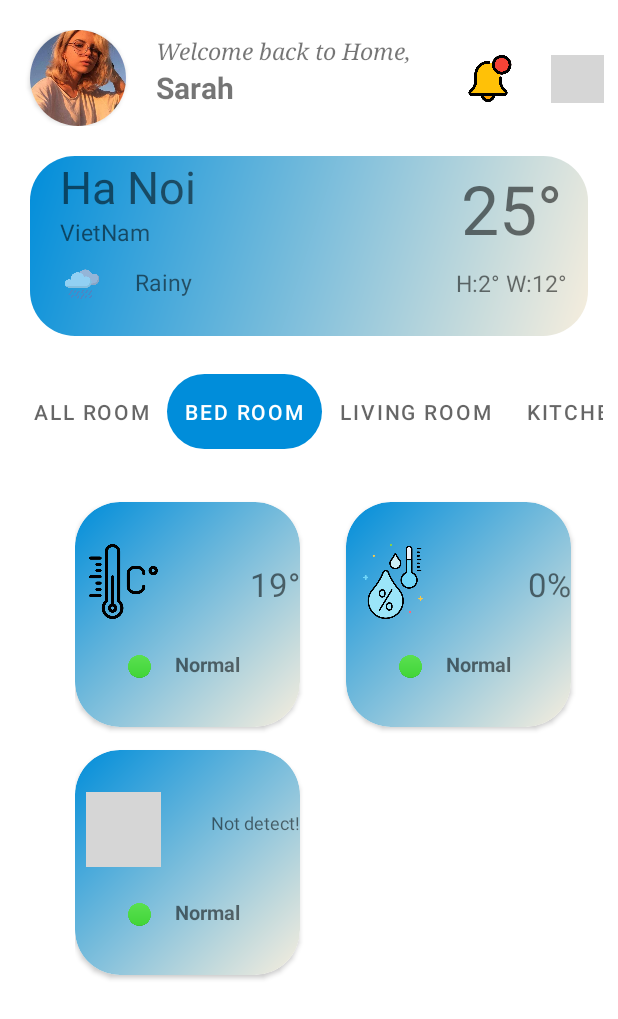
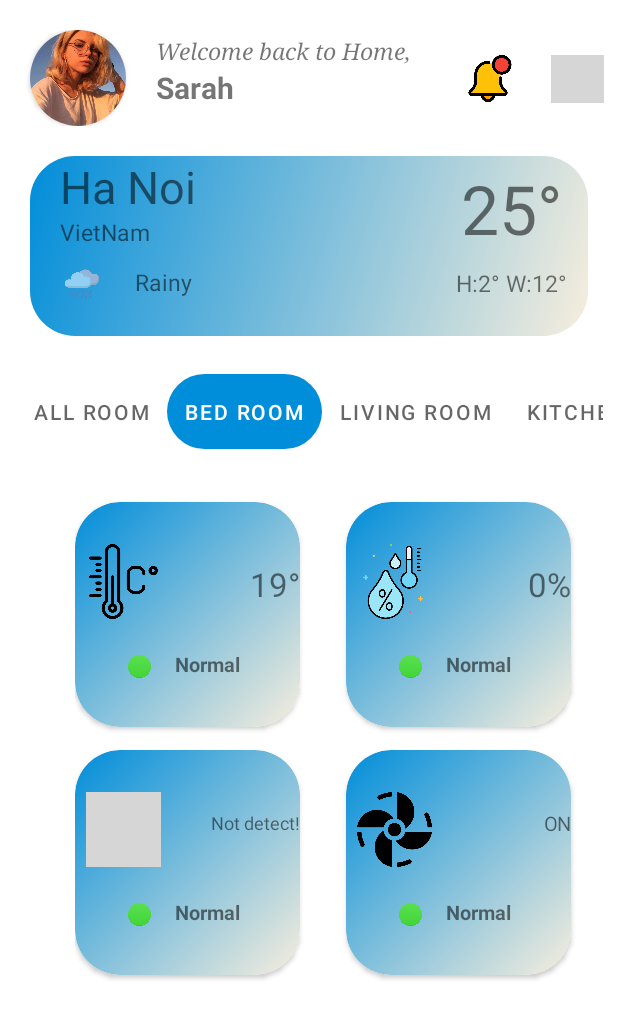
Before and after one commit to vuphucvan203/NCKH, an Android app: the screen it shows after launch (MainActivity), tab 2 chosen, on a phone screen of 412 x 824 dp. Shown: the top 1019 px of the screen. Run offline under Robolectric (Android 15) with nearby library versions, the phone set to English and light mode, and no system bars; our stand-ins replace Volley; network calls fail; grey boxes are pictures that could not be loaded.

Commit message:
re
rhymlele

```diff
--- a/app/src/main/java/com/example/nghiencuukhoahoc/Adapter/DeviceAdapter.java
+++ b/app/src/main/java/com/example/nghiencuukhoahoc/Adapter/DeviceAdapter.java
@@ -90,6 +90,27 @@ public class DeviceAdapter  extends RecyclerView.Adapter<DeviceAdapter.devicesVi
                 holder.img_status.setImageResource(R.drawable.normal);
                 holder.tv_status.setText("Normal");
             }
+        }else if(position == 3){ // Fan
+            holder.img_devices.setImageResource(R.drawable.fan);
+            if(rooms.getFan_state() == -1){
+                holder.tv_index.setVisibility(View.INVISIBLE);
+                holder.img_status.setImageResource(R.drawable.red_dot);
+                holder.tv_status.setText("Not available !");
+            }
+            else {
+                holder.tv_index.setTextSize(13);
+                holder.tv_index.setVisibility(View.VISIBLE);
+                if(rooms.getFan_state() == 0){
+                    holder.img_devices.clearAnimation();
+                    holder.tv_index.setText("OFF");
+                }
+                else{
+                    holder.img_devices.startAnimation(animationRotate);
+                    holder.tv_index.setText("ON");
+                }
+                holder.img_status.setImageResource(R.drawable.normal);
+                holder.tv_status.setText("Normal");
+            }
         }
     }
     @Override
@@ -97,7 +118,7 @@ public class DeviceAdapter  extends RecyclerView.Adapter<DeviceAdapter.devicesVi
         if(rooms == null){
             return 0;
         }
-        return 3;
+        return 4;
     }
 
     public class devicesViewHolder extends RecyclerView.ViewHolder
@@ -122,6 +143,8 @@ public class DeviceAdapter  extends RecyclerView.Adapter<DeviceAdapter.devicesVi
             Log.i("ChckOnClick", "onClick: "+ rooms.getName());
             if(getAdapterPosition() == 2) {
                 listener.onItemClick(getAdapterPosition(), rooms.getName(), rooms.getGas_state());
+            }if(getAdapterPosition() == 3){
+                listener.onItemClick(getAdapterPosition(), rooms.getName(), rooms.getFan_state());
             }
 
         }
--- a/app/src/main/java/com/example/nghiencuukhoahoc/Fragment/AllRoomFragment.java
+++ b/app/src/main/java/com/example/nghiencuukhoahoc/Fragment/AllRoomFragment.java
@@ -8,6 +8,7 @@ import android.view.MenuInflater;
 import android.view.MenuItem;
 import android.view.View;
 import android.view.ViewGroup;
+import android.widget.AdapterView;
 import android.widget.Toast;
 
 import androidx.annotation.NonNull;
@@ -72,12 +73,13 @@ public class AllRoomFragment extends Fragment  {
 
     @Override
     public boolean onContextItemSelected(@NonNull MenuItem item) {
+        AdapterView.AdapterContextMenuInfo info = (AdapterView.AdapterContextMenuInfo) item.getMenuInfo();
         if (item.getItemId() == R.id.action_edit)
         {
             Toast.makeText(getContext(), "Edit", Toast.LENGTH_SHORT).show();
             return  true;
         } else if (item.getItemId() == R.id.action_delete) {
-            Toast.makeText(getContext(), "Edit", Toast.LENGTH_SHORT).show();
+            Toast.makeText(getContext(), "Delete", Toast.LENGTH_SHORT).show();
             return  true;
         } else {
             return super.onContextItemSelected(item);
--- a/app/src/main/java/com/example/nghiencuukhoahoc/Fragment/KitchenFragment.java
+++ b/app/src/main/java/com/example/nghiencuukhoahoc/Fragment/KitchenFragment.java
@@ -18,6 +18,7 @@ import android.widget.Toast;
 
 import com.example.nghiencuukhoahoc.Adapter.DeviceAdapter;
 import com.example.nghiencuukhoahoc.Adapter.onItemClickListener;
+import com.example.nghiencuukhoahoc.Devices.FanActivity;
 import com.example.nghiencuukhoahoc.Devices.GasActivity;
 import com.example.nghiencuukhoahoc.Model.Rooms;
 import com.example.nghiencuukhoahoc.MyViewModel.RoomsViewModel;
@@ -82,6 +83,10 @@ public class KitchenFragment extends Fragment implements onItemClickListener {
                 intent.putExtra("name", name);
                 intent.putExtra("value", value);
                 startActivity(intent);
+            }else if (position == 3) { //Fan
+                Intent intent = new Intent(getActivity(), FanActivity.class);
+                intent.putExtra("name", name);
+                startActivity(intent);
             }
         }else
         {
--- a/app/src/main/java/com/example/nghiencuukhoahoc/Fragment/LivingRoomFragment.java
+++ b/app/src/main/java/com/example/nghiencuukhoahoc/Fragment/LivingRoomFragment.java
@@ -17,6 +17,7 @@ import androidx.recyclerview.widget.RecyclerView;
 
 import com.example.nghiencuukhoahoc.Adapter.DeviceAdapter;
 import com.example.nghiencuukhoahoc.Adapter.onItemClickListener;
+import com.example.nghiencuukhoahoc.Devices.FanActivity;
 import com.example.nghiencuukhoahoc.Devices.GasActivity;
 import com.example.nghiencuukhoahoc.Model.Rooms;
 import com.example.nghiencuukhoahoc.MyViewModel.RoomsViewModel;
@@ -75,6 +76,10 @@ public class LivingRoomFragment extends Fragment implements onItemClickListener
                 Intent intent = new Intent(getActivity(), GasActivity.class);
                 intent.putExtra("name", name);
                 startActivity(intent);
+            }else if (position == 3) { //Fan
+                Intent intent = new Intent(getActivity(), FanActivity.class);
+                intent.putExtra("name", name);
+                startActivity(intent);
             }
         } else{
             Toast.makeText(getContext(),"Not Available !!!", Toast.LENGTH_LONG).show();
--- a/app/src/main/java/com/example/nghiencuukhoahoc/MainActivity.java
+++ b/app/src/main/java/com/example/nghiencuukhoahoc/MainActivity.java
@@ -69,7 +69,7 @@ public class MainActivity extends AppCompatActivity {
     }
 
     private void add_room() {
-        Rooms  a=new Rooms("garage",90,99,-1);
+        Rooms  a=new Rooms("garage",90,99,-1,-1);
         roomsViewModel.addRoom(a);
     }
 
--- a/app/src/main/java/com/example/nghiencuukhoahoc/Model/Rooms.java
+++ b/app/src/main/java/com/example/nghiencuukhoahoc/Model/Rooms.java
@@ -4,6 +4,16 @@ public class Rooms {
     private String name;
     private float temperature, humadity, gas;
     private int Number_devices;
+
+    public int getFan_state() {
+        return fan_state;
+    }
+
+    public void setFan_state(int fan_state) {
+        this.fan_state = fan_state;
+    }
+
+    private int fan_state;
 
     public int getGas_state() {
         return gas_state;
@@ -14,12 +24,12 @@ public class Rooms {
     }
 
     private int gas_state;
-    public Rooms(String name, float temperature, float humadity, int gas_state) {
+    public Rooms(String name, float temperature, float humadity, int gas_state,int fan_state) {
         this.name = name;
         this.temperature = temperature;
         this.humadity = humadity;
         this.gas_state=gas_state;
-        this.gas = gas;
+        this.fan_state=fan_state;
     }
     public Rooms(){
         this.name = "Not availble";
@@ -32,6 +42,8 @@ public class Rooms {
         }if(humadity != 0){
             count++;
         }if(gas_state != -1){
+            count++;
+        }if(fan_state != -1){
             count++;
         }
         return count;
@@ -57,9 +69,9 @@ public class Rooms {
     public float getHumidity() {
         return humadity;
     }
-    public float getGas() {
-        return gas;
-    }
+//    public float getGas() {
+//        return gas;
+//    }
     public void setHumidity(float humidity) {
         this.humadity = humidity;
     }
--- a/app/src/main/java/com/example/nghiencuukhoahoc/MyViewModel/RoomsViewModel.java
+++ b/app/src/main/java/com/example/nghiencuukhoahoc/MyViewModel/RoomsViewModel.java
@@ -24,9 +24,9 @@ public class RoomsViewModel extends ViewModel {
     }
     private void initData() {
         lst  =new ArrayList<>();
-        lst.add(new Rooms("bedRoom",19,0,1));
-        lst.add(new Rooms("livingRoom",40,0,-1));
-        lst.add(new Rooms("kitchen",23,0,-1));
+        lst.add(new Rooms("bedRoom",19,0,1,1));
+        lst.add(new Rooms("livingRoom",40,0,-1,-1));
+        lst.add(new Rooms("kitchen",23,0,-1,-1));
         LiveData.setValue(lst);
         dataSingleton.setSharedData(lst);
     }
--- a/app/src/main/java/com/example/nghiencuukhoahoc/Service/MyWarningService.java
+++ b/app/src/main/java/com/example/nghiencuukhoahoc/Service/MyWarningService.java
@@ -44,9 +44,9 @@ public class MyWarningService extends Service {
         // Hiển thị dialog khi Service được khởi chạy
         Log.d("testService", "onStartCommand: ");
         lst_rooms = DataSingleton.getInstance().getSharedData();
-        Log.d("testService", "onStartCommand: "+ lst_rooms.get(0).getGas());
+        Log.d("testService", "onStartCommand: "+ lst_rooms.get(0).getGas_state());
         for(int i =0 ; i < lst_rooms.size() ; i++){
-            if(lst_rooms.get(i).getGas() == 0){
+            if(lst_rooms.get(i).getGas_state() == 0){
                 showMyDialog();
             }
         }
```
Also changed, not shown: app/src/main/AndroidManifest.xml (+17 -14 lines), app/src/main/java/com/example/nghiencuukhoahoc/Devices/FanActivity.java (added, +279 -0 lines), app/src/main/java/com/example/nghiencuukhoahoc/Fragment/BedRoomFragment.java (+6 -1 lines).
